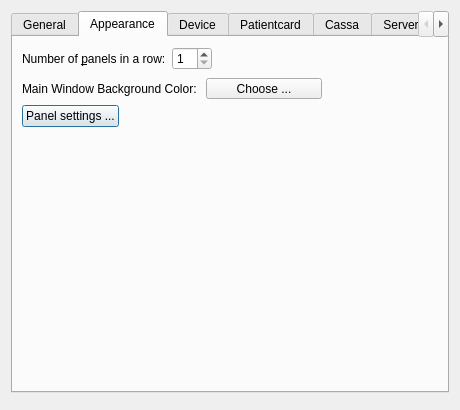
tbikfalvi/Belenus, file client/dlgpreferences.ui: the form before one commit.
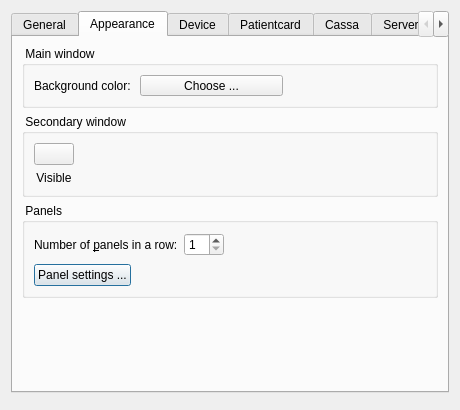
The form after the commit. The open tabs and pages were chosen to show the change.

```diff
--- a/client/dlgpreferences.ui
+++ b/client/dlgpreferences.ui
@@ -410,68 +410,19 @@
       <attribute name="title">
        <string>Appearance</string>
       </attribute>
-      <layout class="QVBoxLayout" name="verticalLayout_3">
+      <layout class="QVBoxLayout" name="verticalLayout_13">
        <item>
-        <layout class="QHBoxLayout" name="horizontalLayout_7">
-         <item>
-          <widget class="QLabel" name="lblPanels">
-           <property name="minimumSize">
-            <size>
-             <width>0</width>
-             <height>26</height>
-            </size>
-           </property>
-           <property name="text">
-            <string>Number of &amp;panels in a row:</string>
-           </property>
-           <property name="buddy">
-            <cstring>spbPanels</cstring>
-           </property>
-          </widget>
-         </item>
-         <item>
-          <widget class="QSpinBox" name="spbPanels">
-           <property name="minimumSize">
-            <size>
-             <width>40</width>
-             <height>0</height>
-            </size>
-           </property>
-           <property name="maximumSize">
-            <size>
-             <width>40</width>
-             <height>16777215</height>
-            </size>
-           </property>
-           <property name="minimum">
-            <number>1</number>
-           </property>
-           <property name="maximum">
-            <number>5</number>
-           </property>
-          </widget>
-         </item>
-         <item>
-          <spacer name="horizontalSpacer_2">
-           <property name="orientation">
-            <enum>Qt::Horizontal</enum>
-           </property>
-           <property name="sizeHint" stdset="0">
-            <size>
-             <width>40</width>
-             <height>20</height>
-            </size>
-           </property>
-          </spacer>
-         </item>
-        </layout>
-       </item>
+        <widget class="QGroupBox" name="gbMainWindow">
+         <property name="title">
+          <string> Main window </string>
+         </property>
+         <layout class="QVBoxLayout" name="verticalLayout_11">
        <item>
         <layout class="QHBoxLayout" name="horizontalLayout_8">
          <item>
           <widget class="QLabel" name="lblBackground">
            <property name="text">
-            <string>Main Window Background Color: </string>
+               <string>Background color: </string>
            </property>
           </widget>
          </item>
@@ -518,6 +469,125 @@
          </item>
         </layout>
        </item>
+         </layout>
+        </widget>
+       </item>
+       <item>
+        <widget class="QGroupBox" name="gbSecondaryWindow">
+         <property name="title">
+          <string> Secondary window  </string>
+         </property>
+         <layout class="QHBoxLayout" name="horizontalLayout_13">
+          <item>
+           <layout class="QVBoxLayout" name="verticalLayout_12">
+            <item>
+             <widget class="QPushButton" name="pbSecondaryWindow">
+              <property name="text">
+               <string/>
+              </property>
+              <property name="iconSize">
+               <size>
+                <width>40</width>
+                <height>40</height>
+               </size>
+              </property>
+              <property name="checkable">
+               <bool>true</bool>
+              </property>
+              <property name="autoDefault">
+               <bool>false</bool>
+              </property>
+             </widget>
+            </item>
+            <item>
+             <widget class="QLabel" name="lblSecondaryWindow">
+              <property name="text">
+               <string>Visible</string>
+              </property>
+              <property name="alignment">
+               <set>Qt::AlignCenter</set>
+              </property>
+             </widget>
+            </item>
+           </layout>
+          </item>
+          <item>
+           <spacer name="horizontalSpacer_7">
+            <property name="orientation">
+             <enum>Qt::Horizontal</enum>
+            </property>
+            <property name="sizeHint" stdset="0">
+             <size>
+              <width>355</width>
+              <height>20</height>
+             </size>
+            </property>
+           </spacer>
+          </item>
+         </layout>
+        </widget>
+       </item>
+       <item>
+        <widget class="QGroupBox" name="gbPanelSettings">
+         <property name="title">
+          <string> Panels </string>
+         </property>
+         <layout class="QVBoxLayout" name="verticalLayout_3">
+          <item>
+           <layout class="QHBoxLayout" name="horizontalLayout_7">
+            <item>
+             <widget class="QLabel" name="lblPanels">
+              <property name="minimumSize">
+               <size>
+                <width>0</width>
+                <height>26</height>
+               </size>
+              </property>
+              <property name="text">
+               <string>Number of &amp;panels in a row:</string>
+              </property>
+              <property name="buddy">
+               <cstring>spbPanels</cstring>
+              </property>
+             </widget>
+            </item>
+            <item>
+             <widget class="QSpinBox" name="spbPanels">
+              <property name="minimumSize">
+               <size>
+                <width>40</width>
+                <height>0</height>
+               </size>
+              </property>
+              <property name="maximumSize">
+               <size>
+                <width>40</width>
+                <height>16777215</height>
+               </size>
+              </property>
+              <property name="minimum">
+               <number>1</number>
+              </property>
+              <property name="maximum">
+               <number>5</number>
+              </property>
+             </widget>
+            </item>
+            <item>
+             <spacer name="horizontalSpacer_2">
+              <property name="orientation">
+               <enum>Qt::Horizontal</enum>
+              </property>
+              <property name="sizeHint" stdset="0">
+               <size>
+                <width>40</width>
+                <height>20</height>
+               </size>
+              </property>
+             </spacer>
+            </item>
+           </layout>
+          </item>
        <item>
         <layout class="QHBoxLayout" name="horizontalLayout_9">
          <item>
@@ -548,6 +618,9 @@
          </item>
         </layout>
        </item>
+         </layout>
+        </widget>
+       </item>
        <item>
         <spacer name="verticalSpacer">
          <property name="orientation">
@@ -556,7 +629,7 @@
          <property name="sizeHint" stdset="0">
           <size>
            <width>20</width>
-           <height>158</height>
+           <height>97</height>
           </size>
          </property>
         </spacer>
```
Left out of the diff: 50 changed lines with no effect on the pictures. Lines whose indentation alone changed are shown as unchanged.
